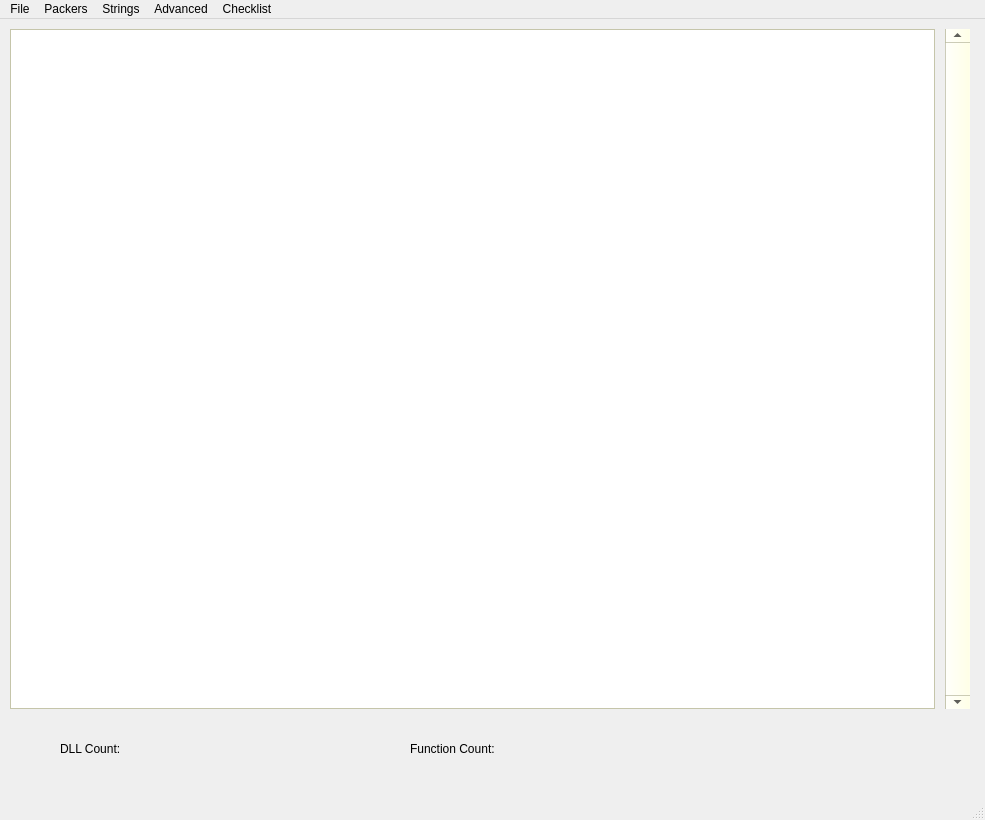
Old version of the form mainwindow.ui in the repository briantobin256/Static-File-Analysis-Tool.
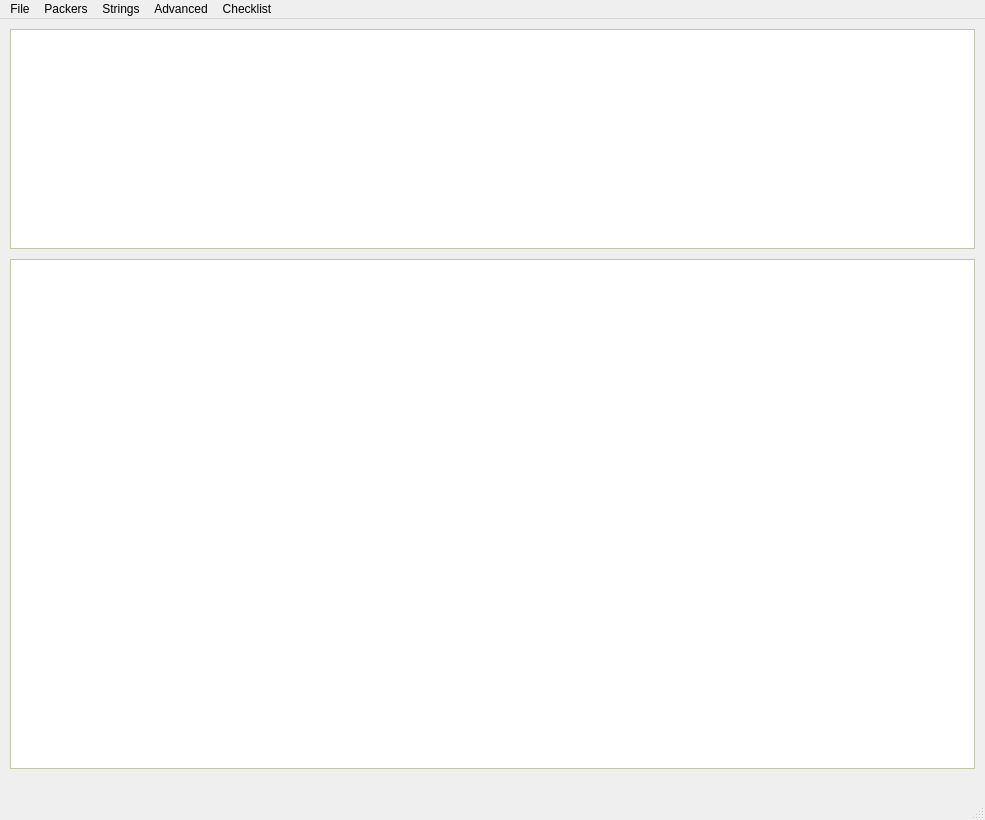
New version of the form. The open tabs and pages were chosen to show the change.

```diff
--- a/mainwindow.ui
+++ b/mainwindow.ui
@@ -784,139 +784,38 @@
      </widget>
     </widget>
     <widget class="QWidget" name="page_3_DLLs">
-     <widget class="QListWidget" name="DLL_List">
+     <widget class="QTextBrowser" name="DLLNameBrowser">
       <property name="geometry">
        <rect>
         <x>10</x>
         <y>10</y>
-        <width>925</width>
-        <height>680</height>
+        <width>965</width>
+        <height>220</height>
        </rect>
       </property>
-      <property name="sizePolicy">
-       <sizepolicy hsizetype="Expanding" vsizetype="Expanding">
-        <horstretch>0</horstretch>
-        <verstretch>0</verstretch>
-       </sizepolicy>
+      <property name="html">
+       <string>&lt;!DOCTYPE HTML PUBLIC &quot;-//W3C//DTD HTML 4.0//EN&quot; &quot;http://www.w3.org/TR/REC-html40/strict.dtd&quot;&gt;
+&lt;html&gt;&lt;head&gt;&lt;meta name=&quot;qrichtext&quot; content=&quot;1&quot; /&gt;&lt;style type=&quot;text/css&quot;&gt;
+p, li { white-space: pre-wrap; }
+&lt;/style&gt;&lt;/head&gt;&lt;body style=&quot; font-family:'MS Shell Dlg 2'; font-size:8pt; font-weight:400; font-style:normal;&quot;&gt;
+&lt;p style=&quot;-qt-paragraph-type:empty; margin-top:0px; margin-bottom:0px; margin-left:0px; margin-right:0px; -qt-block-indent:0; text-indent:0px;&quot;&gt;&lt;br /&gt;&lt;/p&gt;&lt;/body&gt;&lt;/html&gt;</string>
       </property>
-      <property name="minimumSize">
-       <size>
-        <width>925</width>
-        <height>680</height>
-       </size>
-      </property>
-      <property name="maximumSize">
-       <size>
-        <width>925</width>
-        <height>680</height>
-       </size>
-      </property>
-      <property name="focusPolicy">
-       <enum>Qt::NoFocus</enum>
-      </property>
-      <property name="verticalScrollBarPolicy">
-       <enum>Qt::ScrollBarAlwaysOff</enum>
-      </property>
-      <property name="horizontalScrollBarPolicy">
-       <enum>Qt::ScrollBarAlwaysOff</enum>
-      </property>
-      <property name="autoScroll">
-       <bool>true</bool>
-      </property>
-      <property name="autoScrollMargin">
-       <number>16</number>
-      </property>
-      <property name="editTriggers">
-       <set>QAbstractItemView::DoubleClicked|QAbstractItemView::EditKeyPressed</set>
-      </property>
-      <property name="defaultDropAction">
-       <enum>Qt::CopyAction</enum>
-      </property>
-      <property name="selectionMode">
-       <enum>QAbstractItemView::SingleSelection</enum>
-      </property>
      </widget>
-     <widget class="QScrollBar" name="dllScrollBar">
+     <widget class="QTextBrowser" name="DLLFunctionNameBrowser">
       <property name="geometry">
        <rect>
-        <x>945</x>
-        <y>10</y>
-        <width>25</width>
-        <height>680</height>
+        <x>10</x>
+        <y>240</y>
+        <width>965</width>
+        <height>510</height>
        </rect>
       </property>
-      <property name="minimumSize">
-       <size>
-        <width>25</width>
-        <height>680</height>
-       </size>
-      </property>
-      <property name="maximumSize">
-       <size>
-        <width>25</width>
-        <height>680</height>
-       </size>
-      </property>
-      <property name="maximum">
-       <number>0</number>
-      </property>
-      <property name="pageStep">
-       <number>16</number>
-      </property>
-      <property name="orientation">
-       <enum>Qt::Vertical</enum>
-      </property>
-     </widget>
-     <widget class="QLabel" name="dllFunctionCountValue">
-      <property name="geometry">
-       <rect>
-        <x>540</x>
-        <y>720</y>
-        <width>101</width>
-        <height>20</height>
-       </rect>
-      </property>
-      <property name="text">
-       <string/>
-      </property>
-     </widget>
-     <widget class="QLabel" name="dllFunctionCountLabel">
-      <property name="geometry">
-       <rect>
-        <x>410</x>
-        <y>720</y>
-        <width>131</width>
-        <height>20</height>
-       </rect>
-      </property>
-      <property name="text">
-       <string>Function Count:</string>
-      </property>
-     </widget>
-     <widget class="QLabel" name="dllCountLabel">
-      <property name="geometry">
-       <rect>
-        <x>60</x>
-        <y>720</y>
-        <width>81</width>
-        <height>20</height>
-       </rect>
-      </property>
-      <property name="text">
-       <string>DLL Count:</string>
-      </property>
-     </widget>
-     <widget class="QLabel" name="dllCountValue">
-      <property name="geometry">
-       <rect>
-        <x>170</x>
-        <y>720</y>
-        <width>151</width>
-        <height>20</height>
-       </rect>
-      </property>
-      <property name="text">
-       <string/>
+      <property name="html">
+       <string>&lt;!DOCTYPE HTML PUBLIC &quot;-//W3C//DTD HTML 4.0//EN&quot; &quot;http://www.w3.org/TR/REC-html40/strict.dtd&quot;&gt;
+&lt;html&gt;&lt;head&gt;&lt;meta name=&quot;qrichtext&quot; content=&quot;1&quot; /&gt;&lt;style type=&quot;text/css&quot;&gt;
+p, li { white-space: pre-wrap; }
+&lt;/style&gt;&lt;/head&gt;&lt;body style=&quot; font-family:'MS Shell Dlg 2'; font-size:8pt; font-weight:400; font-style:normal;&quot;&gt;
+&lt;p style=&quot;-qt-paragraph-type:empty; margin-top:0px; margin-bottom:0px; margin-left:0px; margin-right:0px; -qt-block-indent:0; text-indent:0px;&quot;&gt;&lt;br /&gt;&lt;/p&gt;&lt;/body&gt;&lt;/html&gt;</string>
       </property>
      </widget>
     </widget>
```
Left out of the diff: 8 changed lines with no effect on the pictures.
